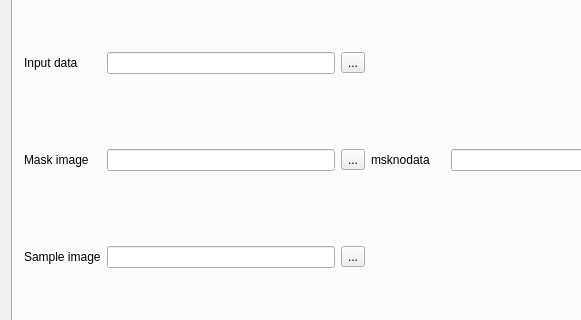
Qt form qt/pkextract_gui/mainwindow.ui (gitGNU/gnu_pktools) before a commit; both pictures show x 0 to 581 and y 101 to 421 of the 703 by 706 pixel window.
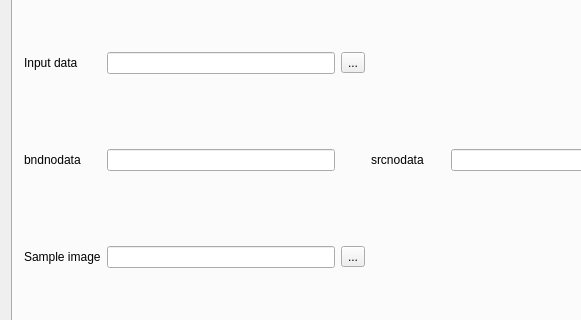
The same form after that commit.

Commit message: removed support for masking in pkexract, introduced srcnodata and bndnodata

Diff of the .ui file:
```diff
--- a/qt/pkextract_gui/mainwindow.ui
+++ b/qt/pkextract_gui/mainwindow.ui
@@ -41,7 +41,7 @@
                <string>&lt;html&gt;&lt;head/&gt;&lt;body&gt;&lt;p&gt;Pixels in input image where mask image has msknodata will not be classified, but obtain a constant value (=nodata)&lt;/p&gt;&lt;/body&gt;&lt;/html&gt;</string>
               </property>
               <property name="text">
-               <string>msknodata</string>
+               <string>srcnodata</string>
               </property>
              </widget>
             </item>
@@ -54,14 +54,7 @@
                <string>&lt;html&gt;&lt;head/&gt;&lt;body&gt;&lt;p&gt;Pixels in input image where mask image has msknodata will not be classified, but obtain a constant value (=nodata)&lt;/p&gt;&lt;/body&gt;&lt;/html&gt;</string>
               </property>
               <property name="text">
-               <string>Mask image</string>
-              </property>
-             </widget>
-            </item>
-            <item row="1" column="2">
-             <widget class="QToolButton" name="toolButton_mask">
-              <property name="text">
-               <string>...</string>
+               <string>bndnodata</string>
               </property>
              </widget>
             </item>
```
Left out of the diff: 17 changed lines with no effect on the pictures. The commit also changes 7 other files.
